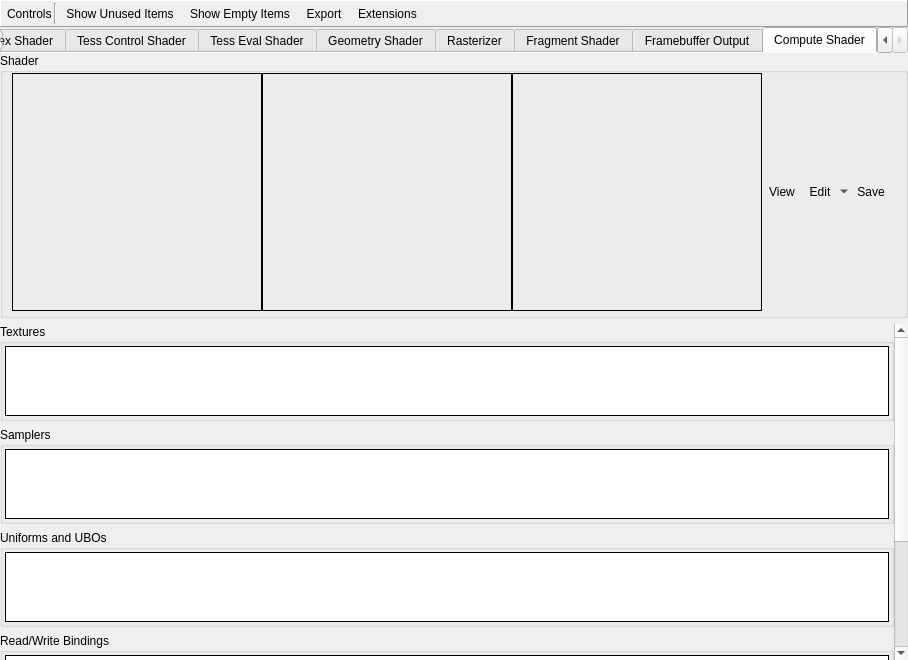
The window that qrenderdoc/Windows/PipelineState/GLPipelineStateViewer.ui (zhiminxiong/renderdoc) describes before a commit, drawn with Qt 5.
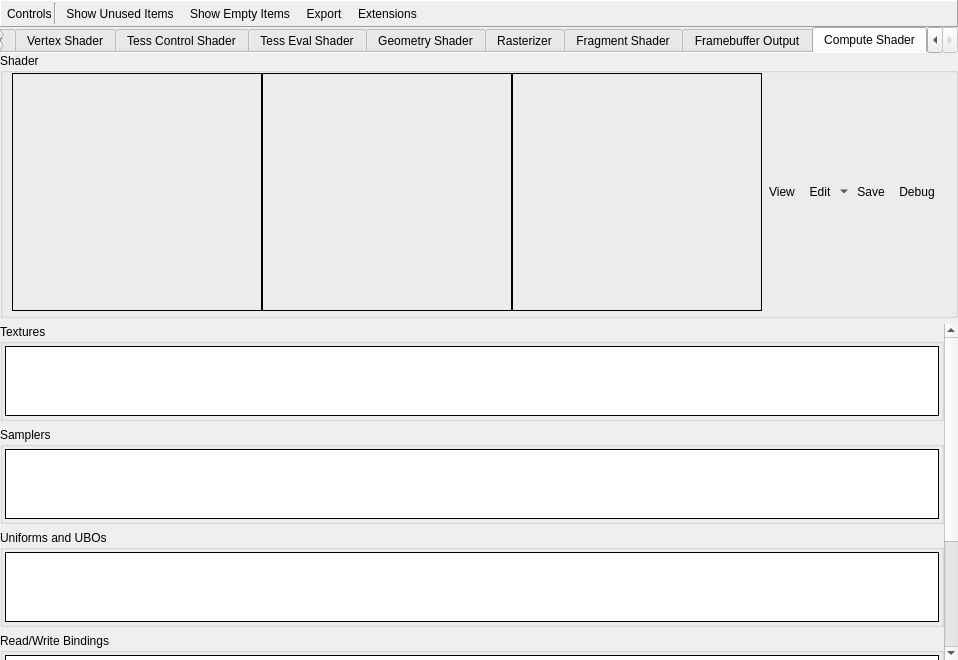
The same window after the commit. The open tabs and pages were chosen to show the change. Icons and pictures are not drawn. Custom widgets are drawn as their Qt base class.

Commit message: Add a compute debugging UI selector to the GL pipeline state view

```diff
--- a/qrenderdoc/Windows/PipelineState/GLPipelineStateViewer.ui
+++ b/qrenderdoc/Windows/PipelineState/GLPipelineStateViewer.ui
@@ -4744,6 +4744,23 @@
             </property>
            </widget>
           </item>
+          <item>
+           <widget class="QToolButton" name="computeDebugSelector">
+            <property name="text">
+             <string>Debug</string>
+            </property>
+            <property name="icon">
+             <iconset resource="../../Resources/resources.qrc">
+              <normaloff>:/wrench.png</normaloff>:/wrench.png</iconset>
+            </property>
+            <property name="toolButtonStyle">
+             <enum>Qt::ToolButtonTextBesideIcon</enum>
+            </property>
+            <property name="autoRaise">
+             <bool>true</bool>
+            </property>
+           </widget>
+          </item>
           <item>
            <spacer name="csShaderSpacer">
             <property name="orientation">
```
The commit also changes 2 other files.
